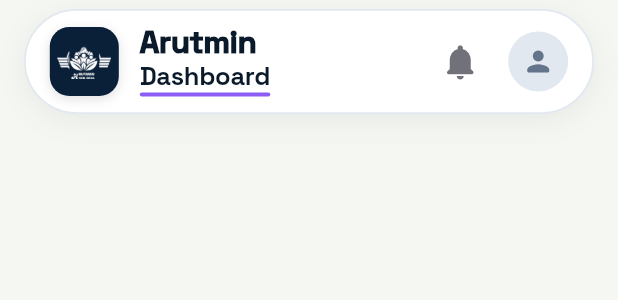
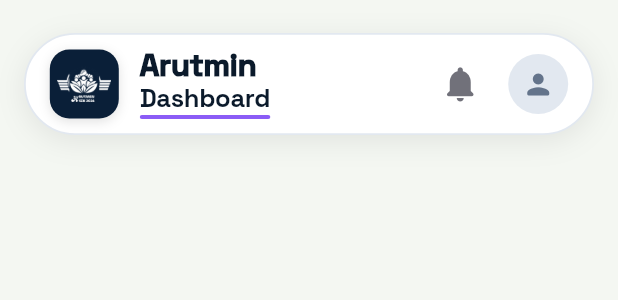
Before and after one commit to EoxikBlaze/greenhouse_arutmin_frontend, a Flutter app: the ArutminHeader widget shown alone on an empty page, opened directly, on a phone screen of 412 x 824 dp. Shown: the top 300 px of the screen. Run offline on Flutter 3.47's test engine with Material 3 defaults, Android fonts, the phone set to English and light mode, and no system bars; our stand-ins replace flutter_secure_storage, lucide_icons_flutter; accounts and stored records are empty.

Commit message:
fix(ui): perbaiki padding atas header agar tidak terpotong dan atasi tumpang tindih dock nav pada chat AI

```diff
--- a/flutter_mobile_app/lib/pages/asisten_page.dart
+++ b/flutter_mobile_app/lib/pages/asisten_page.dart
@@ -415,7 +415,7 @@ class _AsistenPageState extends State<AsistenPage> {
             SafeArea(
               top: false,
               child: Padding(
-                padding: EdgeInsets.fromLTRB(12, 6, 12, widget.tanpaAppBar ? 90 : 10),
+                padding: const EdgeInsets.fromLTRB(12, 6, 12, 10),
                 child: Row(
                   crossAxisAlignment: CrossAxisAlignment.end,
                   children: [
--- a/flutter_mobile_app/lib/widgets/brand.dart
+++ b/flutter_mobile_app/lib/widgets/brand.dart
@@ -716,7 +716,7 @@ class ArutminHeader extends StatelessWidget implements PreferredSizeWidget {
   final String? inisial;
 
   @override
-  Size get preferredSize => const Size.fromHeight(84);
+  Size get preferredSize => const Size.fromHeight(88);
 
   @override
   Widget build(BuildContext context) {
@@ -724,20 +724,21 @@ class ArutminHeader extends StatelessWidget implements PreferredSizeWidget {
       value: Tok.gelap ? SystemUiOverlayStyle.light : SystemUiOverlayStyle.dark,
       child: SafeArea(
         bottom: false,
+        minimum: const EdgeInsets.only(top: 14),
         child: Padding(
-          padding: const EdgeInsets.fromLTRB(16, 6, 16, 8),
+          padding: const EdgeInsets.fromLTRB(16, 8, 16, 8),
           child: Container(
-            height: 70,
+            height: 68,
             decoration: BoxDecoration(
               color: Tok.gelap ? const Color(0xFF1E293B) : Colors.white,
-              borderRadius: BorderRadius.circular(35),
+              borderRadius: BorderRadius.circular(34),
               border: Border.all(
                 color: Tok.gelap ? Colors.white12 : const Color(0xFFE2E8F0),
                 width: 1.2,
               ),
               boxShadow: [
                 BoxShadow(
-                  color: Colors.black.withValues(alpha: Tok.gelap ? 0.35 : 0.06),
+                  color: Colors.black.withValues(alpha: Tok.gelap ? 0.35 : 0.08),
                   blurRadius: 16,
                   offset: const Offset(0, 4),
                 ),
```
Also changed, not shown: flutter_mobile_app/lib/main.dart (+8 -3 lines), 1 other file.
